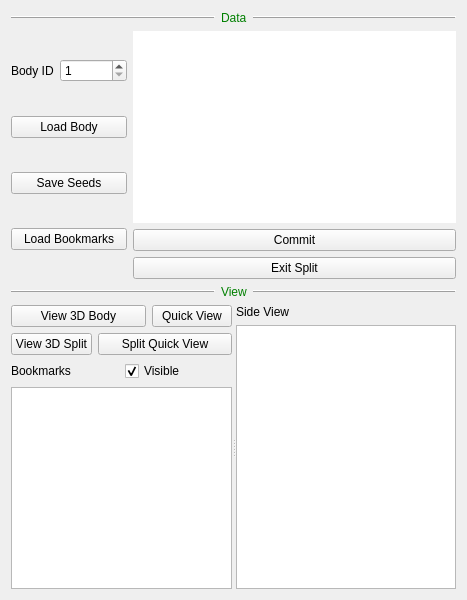
This is neurolabi/gui/flyem/flyemsplitcontrolform.ui in janelia-flyem/NeuTu as Qt 5 draws it before an edit. The edited form follows.
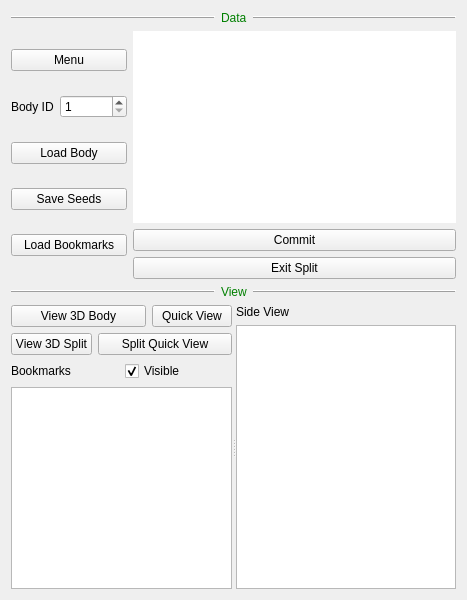
This is the edited form. Custom widgets are drawn as their Qt base class.

Diff of the .ui file:
```diff
--- a/neurolabi/gui/flyem/flyemsplitcontrolform.ui
+++ b/neurolabi/gui/flyem/flyemsplitcontrolform.ui
@@ -64,6 +64,13 @@
     <layout class="QHBoxLayout" name="horizontalLayout_6">
      <item>
       <layout class="QVBoxLayout" name="verticalLayout_2">
+       <item>
+        <widget class="QPushButton" name="menuPushButton">
+         <property name="text">
+          <string>Menu</string>
+         </property>
+        </widget>
+       </item>
        <item>
         <layout class="QHBoxLayout" name="horizontalLayout_5">
          <item>
```
